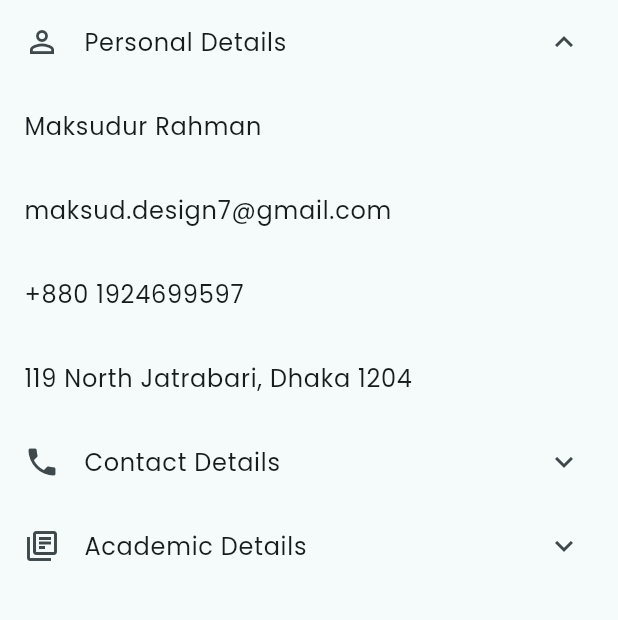
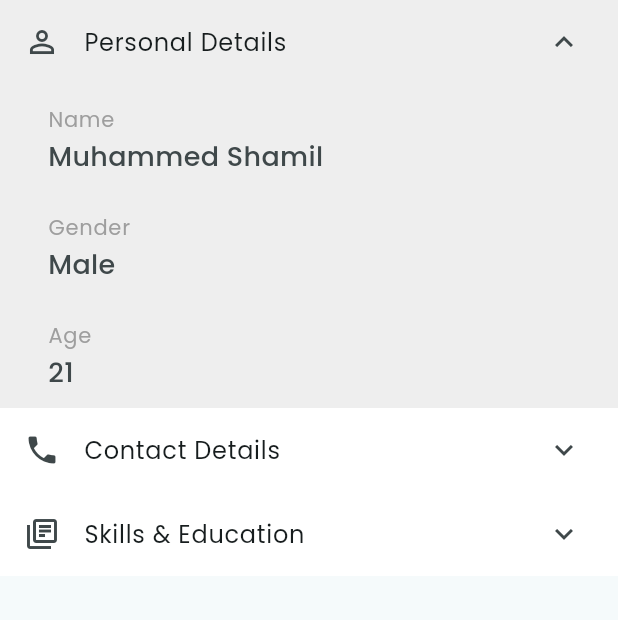
Before and after one commit to joblocalee/joblocalee, a Flutter app: the ProfileScreen screen opened by its route, after a tap on "Personal Details", on a phone screen of 412 x 824 dp, the part 363-983 px from its top. Run offline on Flutter 3.47's test engine with Material 3 defaults, Android fonts, the phone set to English and light mode, and no system bars; drawn by our look-alikes of overlay_support; our stand-ins replace auto_route, dio, freezed_annotation, gap, get_it, google_nav_bar and 3 more; missing offline and left inert: dio_http2_adapter; accounts and stored records are empty; generated files the repository leaves out were written again.

Commit message:
profile_screen

```diff
--- a/lib/ui/screens/profile/profile_screen.dart
+++ b/lib/ui/screens/profile/profile_screen.dart
@@ -88,6 +88,9 @@ class _ProfileScreenState extends State<ProfileScreen> {
               height: 24,
             ),
             ListTile(
+              tileColor: Color(
+                _isPersonalInfoExpanded ? 0xFFEEEEEE : 0xFFFFFFFF,
+              ),
               leading: const Icon(
                 Icons.person_outline,
               ),
@@ -101,39 +104,42 @@ class _ProfileScreenState extends State<ProfileScreen> {
                   () => _isPersonalInfoExpanded = !_isPersonalInfoExpanded),
             ),
             AnimatedContainer(
+              decoration: BoxDecoration(
+                color: Colors.grey.shade200,
+              ),
               duration: const Duration(
                 milliseconds: 300,
               ),
               child: _isPersonalInfoExpanded
-                  ? const Column(
+                  ? Padding(
+                      padding: const EdgeInsets.only(
+                        left: 16.0,
+                      ),
+                      child: Column(
                         children: [
-                        ListTile(
-                          title: Text(
-                            'Maksudur Rahman',
+                          _ProfileDetails(
+                            title: 'Name',
+                            subtitle: 'Muhammed Shamil',
                           ),
+                          _ProfileDetails(
+                            title: 'Gender',
+                            subtitle: 'Male',
                           ),
-                        ListTile(
-                          title: Text(
-                            'maksud.design7@gmail.com',
-                          ),
-                        ),
-                        ListTile(
-                          title: Text(
-                            '+880 1924699597',
-                          ),
-                        ),
-                        ListTile(
-                          title: Text(
-                            '119 North Jatrabari, Dhaka 1204',
-                          ),
+                          _ProfileDetails(
+                            title: 'Age',
+                            subtitle: '21',
                           ),
                         ],
+                      ),
                     )
                   : const SizedBox(
                       width: double.infinity,
                     ),
             ),
             ListTile(
+              tileColor: Color(
+                _isContactInfoExpanded ? 0xFFEEEEEE : 0xFFFFFFFF,
+              ),
               leading: const Icon(
                 Icons.phone,
               ),
@@ -147,44 +153,51 @@ class _ProfileScreenState extends State<ProfileScreen> {
                   () => _isContactInfoExpanded = !_isContactInfoExpanded),
             ),
             AnimatedContainer(
+              decoration: BoxDecoration(
+                color: Colors.grey.shade200,
+              ),
               duration: const Duration(
                 milliseconds: 300,
               ),
               child: _isContactInfoExpanded
-                  ? const Column(
+                  ? Padding(
+                      padding: const EdgeInsets.only(
+                        left: 16.0,
+                      ),
+                      child: Column(
                         children: [
-                        ListTile(
-                          title: Text(
-                            'Maksudur Rahman',
+                          _ProfileDetails(
+                            title: 'Email',
+                            subtitle: 'muhammedshamil@joblocalee.com',
                           ),
+                          _ProfileDetails(
+                            title: 'Phone Number',
+                            subtitle: '+91 98765 43210',
                           ),
-                        ListTile(
-                          title: Text(
-                            'maksud.design7@gmail.com',
+                          _ProfileDetails(
+                            title: 'Address',
+                            subtitle: '',
                           ),
-                        ),
-                        ListTile(
-                          title: Text(
-                            '+880 1924699597',
-                          ),
-                        ),
-                        ListTile(
-                          title: Text(
-                            '119 North Jatrabari, Dhaka 1204',
-                          ),
+                          _ProfileDetails(
+                            title: 'Locality',
+                            subtitle: 'Payyanur',
                           ),
                         ],
+                      ),
                     )
                   : const SizedBox(
                       width: double.infinity,
                     ),
             ),
             ListTile(
+              tileColor: Color(
+                _isAcademicInfoExpanded ? 0xFFEEEEEE : 0xFFFFFFFF,
+              ),
               leading: const Icon(
                 Icons.library_books_outlined,
               ),
               title: const Text(
-                'Academic Details',
+                'Skills & Education',
               ),
               trailing: Icon(_isAcademicInfoExpanded
                   ? Icons.keyboard_arrow_up
@@ -193,33 +206,33 @@ class _ProfileScreenState extends State<ProfileScreen> {
                   () => _isAcademicInfoExpanded = !_isAcademicInfoExpanded),
             ),
             AnimatedContainer(
+              decoration: BoxDecoration(
+                color: Colors.grey.shade200,
+              ),
               duration: const Duration(
                 milliseconds: 300,
               ),
               child: _isAcademicInfoExpanded
-                  ? const Column(
+                  ? Padding(
+                      padding: const EdgeInsets.only(
+                        left: 16.0,
+                      ),
+                      child: Column(
                         children: [
-                        ListTile(
-                          title: Text(
-                            'Maksudur Rahman',
+                          _ProfileDetails(
+                            title: 'Education',
+                            subtitle: '',
                           ),
+                          _ProfileDetails(
+                            title: 'Skills',
+                            subtitle: '',
                           ),
-                        ListTile(
-                          title: Text(
-                            'maksud.design7@gmail.com',
-                          ),
-                        ),
-                        ListTile(
-                          title: Text(
-                            '+880 1924699597',
-                          ),
-                        ),
-                        ListTile(
-                          title: Text(
-                            '119 North Jatrabari, Dhaka 1204',
-                          ),
+                          _ProfileDetails(
+                            title: 'Preferences',
+                            subtitle: '',
                           ),
                         ],
+                      ),
                     )
                   : const SizedBox(
                       width: double.infinity,
@@ -230,15 +243,34 @@ class _ProfileScreenState extends State<ProfileScreen> {
       ),
     );
   }
+}
 
-  Widget _buildProfileOption({
-    required IconData icon,
-    required String title,
-  }) {
+class _ProfileDetails extends StatelessWidget {
+  final String title;
+  final String subtitle;
+
+  const _ProfileDetails({
+    super.key,
+    required this.title,
+    required this.subtitle,
+  });
+
+  @override
+  Widget build(BuildContext context) {
     return ListTile(
-      leading: Icon(icon),
-      title: Text(title),
-      trailing: const Icon(Icons.arrow_forward_ios),
+      title: Text(
+        title,
+        style: AppTypography.bodyMedium.copyWith(
+          color: Colors.grey,
+        ),
+      ),
+      subtitle: Text(
+        subtitle,
+        style: AppTypography.bodyMedium.copyWith(
+          fontSize: 18,
+          fontWeight: FontWeight.w500,
+        ),
+      ),
     );
   }
 }
```
Lines whose indentation alone changed are shown as unchanged.
